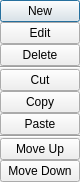
The window that skillmenudialog.ui (ldraconus/HSCCU) describes before a commit, drawn with Qt 5.
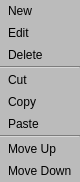
The same window after the commit.

```diff
--- a/skillmenudialog.ui
+++ b/skillmenudialog.ui
@@ -16,6 +16,11 @@
   <property name="windowTitle">
    <string>Dialog</string>
   </property>
+  <property name="styleSheet">
+   <string notr="true">color: black;
+background: #bbbbbb;
+</string>
+  </property>
   <property name="modal">
    <bool>true</bool>
   </property>
@@ -40,6 +45,23 @@
    </property>
    <item>
     <widget class="QPushButton" name="newButton">
+     <property name="styleSheet">
+      <string notr="true">QPushButton {
+  color: black;
+  background: #bbbbbb;
+  border: none;
+  text-align: left;
+  padding: 4px 8px;
+}
+QPushButton:hover {
+    background-color: #D0FFFF;
+}
+QPushButton:disabled {
+  color: gray;
+  background: #bbbbbb;
+}
+</string>
+     </property>
      <property name="text">
       <string>New</string>
      </property>
@@ -47,6 +69,23 @@
    </item>
    <item>
     <widget class="QPushButton" name="editButton">
+     <property name="styleSheet">
+      <string notr="true">QPushButton {
+  color: black;
+  background: #bbbbbb;
+  border: none;
+  text-align: left;
+  padding: 4px 8px;
+}
+QPushButton:hover {
+    background-color: #D0FFFF;
+}
+QPushButton:disabled {
+  color: gray;
+  background: #bbbbbb;
+}
+</string>
+     </property>
      <property name="text">
       <string>Edit</string>
      </property>
@@ -54,6 +93,23 @@
    </item>
    <item>
     <widget class="QPushButton" name="deleteButton">
+     <property name="styleSheet">
+      <string notr="true">QPushButton {
+  color: black;
+  background: #bbbbbb;
+  border: none;
+  text-align: left;
+  padding: 4px 8px;
+}
+QPushButton:hover {
+    background-color: #D0FFFF;
+}
+QPushButton:disabled {
+  color: gray;
+  background: #bbbbbb;
+}
+</string>
+     </property>
      <property name="text">
       <string>Delete</string>
      </property>
@@ -61,6 +117,11 @@
    </item>
    <item>
     <widget class="Line" name="line">
+     <property name="styleSheet">
+      <string notr="true">color: black;
+background: #bbbbbb;
+</string>
+     </property>
      <property name="orientation">
       <enum>Qt::Horizontal</enum>
      </property>
@@ -68,6 +129,23 @@
    </item>
    <item>
     <widget class="QPushButton" name="cutButton">
+     <property name="styleSheet">
+      <string notr="true">QPushButton {
+  color: black;
+  background: #bbbbbb;
+  border: none;
+  text-align: left;
+  padding: 4px 8px;
+}
+QPushButton:hover {
+    background-color: #D0FFFF;
+}
+QPushButton:disabled {
+  color: gray;
+  background: #bbbbbb;
+}
+</string>
+     </property>
      <property name="text">
       <string>Cut</string>
      </property>
@@ -75,6 +153,23 @@
    </item>
    <item>
     <widget class="QPushButton" name="copyButton">
+     <property name="styleSheet">
+      <string notr="true">QPushButton {
+  color: black;
+  background: #bbbbbb;
+  border: none;
+  text-align: left;
+  padding: 4px 8px;
+}
+QPushButton:hover {
+    background-color: #D0FFFF;
+}
+QPushButton:disabled {
+  color: gray;
+  background: #bbbbbb;
+}
+</string>
+     </property>
      <property name="text">
       <string>Copy</string>
      </property>
@@ -82,6 +177,23 @@
    </item>
    <item>
     <widget class="QPushButton" name="pasteButton">
+     <property name="styleSheet">
+      <string notr="true">QPushButton {
+  color: black;
+  background: #bbbbbb;
+  border: none;
+  text-align: left;
+  padding: 4px 8px;
+}
+QPushButton:hover {
+    background-color: #D0FFFF;
+}
+QPushButton:disabled {
+  color: gray;
+  background: #bbbbbb;
+}
+</string>
+     </property>
      <property name="text">
       <string>Paste</string>
      </property>
@@ -89,6 +201,11 @@
    </item>
    <item>
     <widget class="Line" name="line_2">
+     <property name="styleSheet">
+      <string notr="true">color: black;
+background: #bbbbbb;
+</string>
+     </property>
      <property name="orientation">
       <enum>Qt::Horizontal</enum>
      </property>
@@ -96,6 +213,23 @@
    </item>
    <item>
     <widget class="QPushButton" name="muveUpButton">
+     <property name="styleSheet">
+      <string notr="true">QPushButton {
+  color: black;
+  background: #bbbbbb;
+  border: none;
+  text-align: left;
+  padding: 4px 8px;
+}
+QPushButton:hover {
+    background-color: #D0FFFF;
+}
+QPushButton:disabled {
+  color: gray;
+  background: #bbbbbb;
+}
+</string>
+     </property>
      <property name="text">
       <string>Move Up</string>
      </property>
@@ -103,6 +237,23 @@
    </item>
    <item>
     <widget class="QPushButton" name="moveDownButton">
+     <property name="styleSheet">
+      <string notr="true">QPushButton {
+  color: black;
+  background: #bbbbbb;
+  border: none;
+  text-align: left;
+  padding: 4px 8px;
+}
+QPushButton:hover {
+    background-color: #D0FFFF;
+}
+QPushButton:disabled {
+  color: gray;
+  background: #bbbbbb;
+}
+</string>
+     </property>
      <property name="text">
       <string>Move Down</string>
      </property>
```
Left out of the diff: 8 changed lines with no effect on the pictures.
